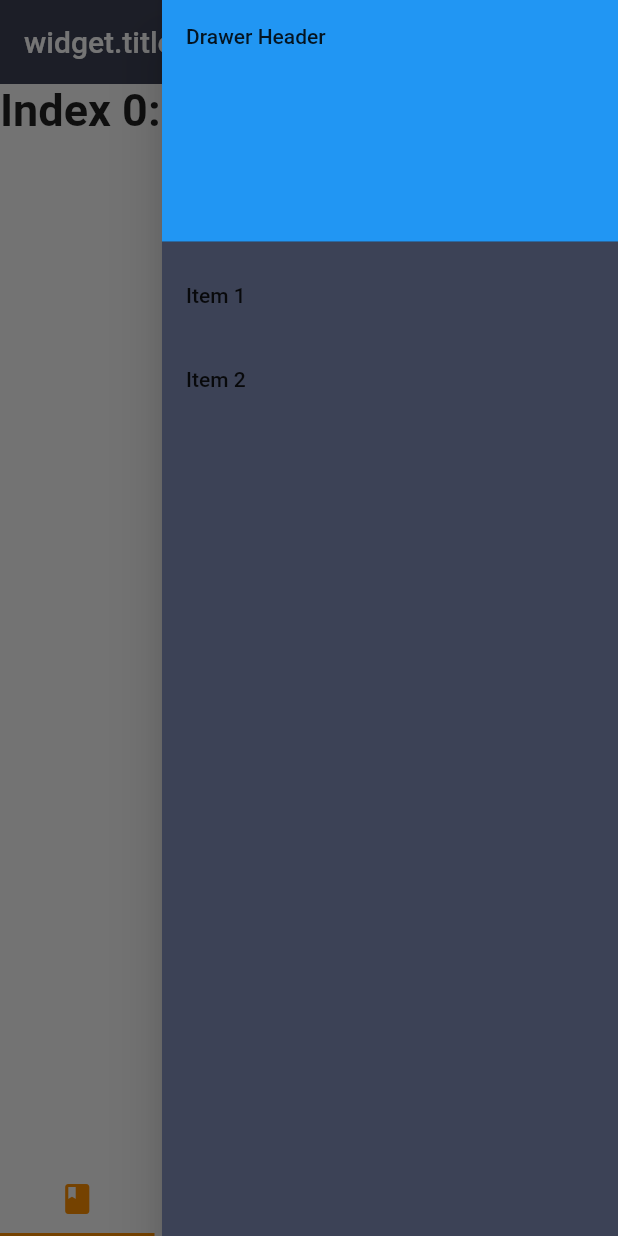
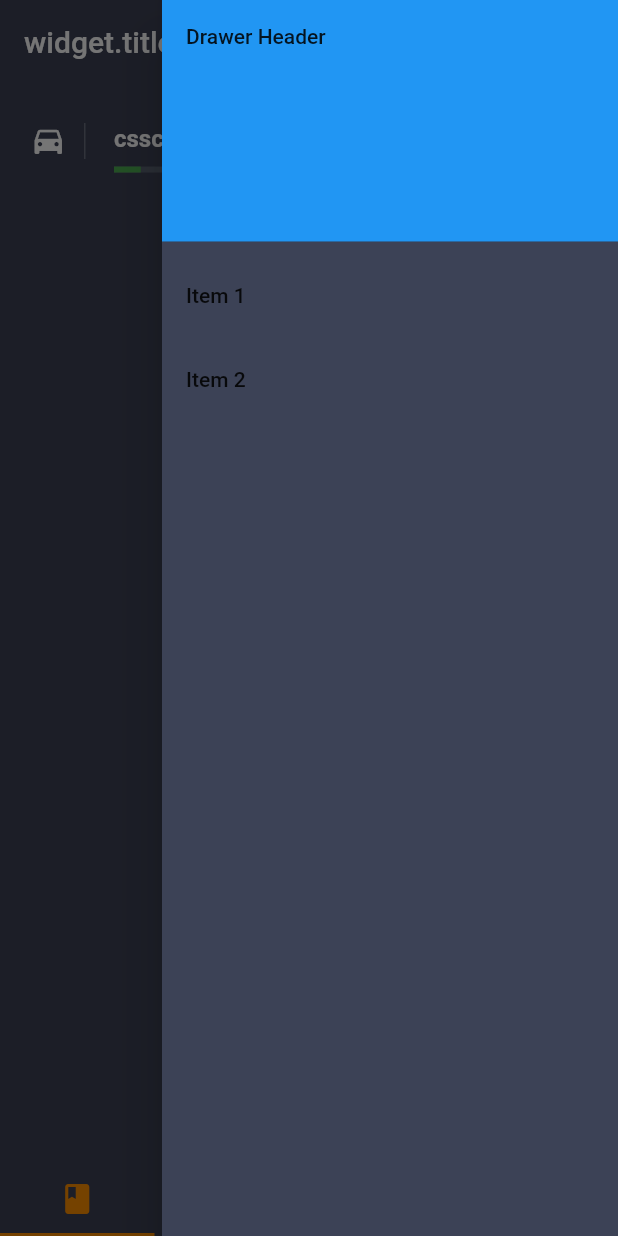
Before and after one commit to hofovea/Flutter-Internship, a Flutter app: the screen it shows after launch, with the side drawer open, on a phone screen of 412 x 824 dp. Run offline on Flutter 3.47's test engine with Material 2 defaults, Android fonts, the phone set to English and light mode, and no system bars; our stand-ins replace freezed_annotation.

Commit message:
feat: added models, design, read/write

```diff
--- a/task2/lib/main.dart
+++ b/task2/lib/main.dart
@@ -1,3 +1,7 @@
+import 'package:driver_lessons_app/models/lesson/lesson.dart';
+import 'package:driver_lessons_app/widgets/bottom_tab_bar.dart';
+import 'package:driver_lessons_app/widgets/lesson_tile.dart';
+import 'package:driver_lessons_app/widgets/options_drawer.dart';
 import 'package:flutter/cupertino.dart';
 import 'package:flutter/material.dart';
 
@@ -8,13 +12,11 @@ void main() {
 class MyApp extends StatelessWidget {
   const MyApp({super.key});
 
-  final String _title = "App title";
-
   @override
   Widget build(BuildContext context) {
-    return MaterialApp(
-      title: _title,
-      home: const MyStatefulWidget(),
+    return const MaterialApp(
+      title: "_title",
+      home: MyStatefulWidget(),
     );
   }
 }
@@ -27,34 +29,50 @@ class MyStatefulWidget extends StatefulWidget {
 }
 
 class _MyStatefulWidgetState extends State<MyStatefulWidget> {
-  int _selectedIndex = 0;
+  static const int _selectedIndex = 0;
+  static List<Lesson> lessons = [
+    const Lesson(
+        title: "tt",
+        level: "begginer",
+        levelIndicator: 0.33,
+        price: 23,
+        content: "csscs",
+        iconName: "")
+  ];
   static const Color _backgroundColor = Color.fromRGBO(60, 66, 86, 1);
   static final _bottomMenuSelectedItemColor = Colors.amber[800];
   static const _bottomMenuItemColor = Color.fromRGBO(190, 190, 190, 1);
   static const TextStyle optionStyle =
       TextStyle(fontSize: 30, fontWeight: FontWeight.bold);
-  static const List<Widget> _widgetOptions = <Widget>[
-    Text(
-      'Index 0: Home',
+  final List<Widget> _widgetOptions = <Widget>[
+    RefreshIndicator(
+      onRefresh: () async {
+
+      },
+      child: ListView.builder(
+        itemCount: lessons.length,
+        itemBuilder: (BuildContext context, int index) {
+          return LessonTile(lesson: lessons[index]);
+        },
+      ),
+    ),
+    const Text(
+      'Not implemented',
       style: optionStyle,
     ),
-    Text(
-      'Index 1: Business',
+    const Text(
+      'Not implemented',
       style: optionStyle,
     ),
-    Text(
-      'Index 2: School',
-      style: optionStyle,
-    ),
-    Text(
-      'Index 3: Settings',
+    const Text(
+      'Not implemented',
       style: optionStyle,
     ),
   ];
 
   void _onItemTapped(int index) {
     setState(() {
-      _selectedIndex = index;
+      //_selectedIndex = index;
     });
   }
 
@@ -63,118 +81,22 @@ class _MyStatefulWidgetState extends State<MyStatefulWidget> {
     return DefaultTabController(
         length: 4,
         child: Scaffold(
+            backgroundColor: _backgroundColor,
             appBar: AppBar(
               elevation: 0,
               backgroundColor: _backgroundColor,
               title: Text("widget.title"),
             ),
-            endDrawer: Drawer(
-              backgroundColor: _backgroundColor,
-              child: ListView(
-                padding: EdgeInsets.zero,
-                children: [
-                  const DrawerHeader(
-                    decoration: BoxDecoration(
-                      color: Colors.blue,
-                    ),
-                    child: Text('Drawer Header'),
-                  ),
-                  ListTile(
-                    title: const Text('Item 1'),
-                    onTap: () {
-                      // Update the state of the app
-                      // ...
-                      // Then close the drawer
-                      Navigator.pop(context);
-                    },
-                  ),
-                  ListTile(
-                    title: const Text('Item 2'),
-                    onTap: () {
-                      // Update the state of the app
-                      // ...
-                      // Then close the drawer
-                      Navigator.pop(context);
-                    },
-                  ),
-                ],
-              ),
-            ),
-            body: const Center(
+            endDrawer: const OptionsDrawer(backgroundColor: _backgroundColor),
+            body: Center(
               child: TabBarView(
                 children: _widgetOptions,
               ),
             ),
             bottomNavigationBar: SafeArea(
-              child: TabBar(
-                unselectedLabelColor: _bottomMenuItemColor,
-                labelColor: _bottomMenuSelectedItemColor,
-                indicatorColor: _bottomMenuSelectedItemColor,
-                onTap: (index) {},
-                tabs: const [
-                  Tab(icon: Icon(Icons.book)),
-                  Tab(icon: Icon(Icons.calendar_month_sharp)),
-                  Tab(icon: Icon(Icons.drive_folder_upload)),
-                  Tab(icon: Icon(Icons.person)),
-                ],
-              ),
+              child: BottomTabBar(
+                  bottomMenuItemColor: _bottomMenuItemColor,
+                  bottomMenuSelectedItemColor: _bottomMenuSelectedItemColor),
             )));
-    // return DefaultTabController(
-    //   length: 4,
-    //   child: Scaffold(
-    //       appBar: AppBar(
-    //         title: const Text('BottomNavigationBar Sample'),
-    //         backgroundColor: _backgroundColor,
-    //       ),
-
-    //       body: const Center(
-    //           child: TabBarView(
-    //               children:
-    //                   _widgetOptions) // _widgetOptions.elementAt(_selectedIndex),
-    //           ),
-    //       bottomNavigationBar: const TabBar(
-    //         tabs: [
-    //           Tab(icon: Icon(Icons.directions_car)),
-    //           Tab(icon: Icon(Icons.directions_transit)),
-    //           Tab(icon: Icon(Icons.directions_bike)),
-    //           Tab(icon: Icon(Icons.directions_bike)),
-    //         ],
-    //       )),
-    //   // bottomNavigationBar: BottomNavigationBar(
-    //   //   type: BottomNavigationBarType.fixed,
-    //   //   showSelectedLabels: false,
-    //   //   showUnselectedLabels: false,
-    //   //   items: const <BottomNavigationBarItem>[
-    //   //     BottomNavigationBarItem(
-    //   //       icon: Icon(Icons.book),
-    //   //       label: '',
-    //   //       // backgroundColor: Colors.black,
-    //   //     ),
-    //   //     BottomNavigationBarItem(
-    //   //       icon: Icon(
-    //   //         Icons.calendar_month_sharp,
-    //   //         size: 36,
-    //   //       ),
-    //   //       label: '',
-    //   //       //backgroundColor: Colors.black,
-    //   //     ),
-    //   //     BottomNavigationBarItem(
-    //   //       icon: Icon(Icons.drive_folder_upload, size: 36),
-    //   //       label: '',
-    //   //       // backgroundColor: Colors.purple,
-    //   //     ),
-    //   //     BottomNavigationBarItem(
-    //   //       icon: Icon(Icons.person),
-    //   //       label: '______',
-    //   //       //backgroundColor: Colors.black,
-    //   //     ),
-    //   //   ],
-    //   //   currentIndex: _selectedIndex,
-    //   //   backgroundColor: _backgroundColor,
-    //   //   unselectedItemColor: _bottomMenuItemColor,
-    //   //   selectedItemColor: _bottomMenuSelectedItemColor,
-    //   //   onTap: _onItemTapped,
-    //   // ),
-    // );
   }
 }
--- /dev/null
+++ b/task2/lib/models/lesson/lesson.dart
@@ -0,0 +1,18 @@
+import 'package:freezed_annotation/freezed_annotation.dart';
+
+part 'lesson.freezed.dart';
+
+part 'lesson.g.dart';
+
+@freezed
+class Lesson with _$Lesson {
+  const factory Lesson(
+      {required String title,
+      required String level,
+      required double levelIndicator,
+      required int price,
+      required String content,
+      required String iconName}) = _Lesson;
+
+  factory Lesson.fromJson(Map<String, Object?> json) => _$LessonFromJson(json);
+}
--- /dev/null
+++ b/task2/lib/models/lessons_icons.dart
@@ -0,0 +1,39 @@
+/// Flutter icons LessonsIcons
+/// Copyright (C) 2022 by original authors @ fluttericon.com, fontello.com
+/// This font was generated by FlutterIcon.com, which is derived from Fontello.
+///
+/// To use this font, place it in your fonts/ directory and include the
+/// following in your pubspec.yaml
+///
+/// flutter:
+///   fonts:
+///    - family:  LessonsIcons
+///      fonts:
+///       - asset: fonts/LessonsIcons.ttf
+///
+///
+/// * Material Design Icons, Copyright (C) Google, Inc
+///         Author:    Google
+///         License:   Apache 2.0 (https://www.apache.org/licenses/LICENSE-2.0)
+///         Homepage:  https://design.google.com/icons/
+/// * Iconic, Copyright (C) 2012 by P.J. Onori
+///         Author:    P.J. Onori
+///         License:   SIL (http://scripts.sil.org/OFL)
+///         Homepage:  http://somerandomdude.com/work/iconic/
+/// * RPG Awesome, Copyright (c) 2014, Daniela Howe
+///         Author:    Daniela Howe & Ivan Montiel
+///         License:   SIL (http://scripts.sil.org/OFL)
+///         Homepage:  http://nagoshiashumari.github.io/Rpg-Awesome/
+///
+import 'package:flutter/widgets.dart';
+
+class LessonsIcons {
+  LessonsIcons._();
+
+  static const _kFontFam = 'LessonsIcons';
+  static const String? _kFontPkg = null;
+
+  static const IconData directions_car = IconData(0xe800, fontFamily: _kFontFam, fontPackage: _kFontPkg);
+  static const IconData steering_wheel = IconData(0xe801, fontFamily: _kFontFam, fontPackage: _kFontPkg);
+  static const IconData repair = IconData(0xea7f, fontFamily: _kFontFam, fontPackage: _kFontPkg);
+}
--- /dev/null
+++ b/task2/lib/widgets/bottom_tab_bar.dart
@@ -0,0 +1,31 @@
+import 'package:flutter/cupertino.dart';
+import 'package:flutter/material.dart';
+
+class BottomTabBar extends StatelessWidget {
+  const BottomTabBar({
+    Key? key,
+    required Color bottomMenuItemColor,
+    required Color? bottomMenuSelectedItemColor,
+  })  : _bottomMenuItemColor = bottomMenuItemColor,
+        _bottomMenuSelectedItemColor = bottomMenuSelectedItemColor,
+        super(key: key);
+
+  final Color _bottomMenuItemColor;
+  final Color? _bottomMenuSelectedItemColor;
+
+  @override
+  Widget build(BuildContext context) {
+    return TabBar(
+      unselectedLabelColor: _bottomMenuItemColor,
+      labelColor: _bottomMenuSelectedItemColor,
+      indicatorColor: _bottomMenuSelectedItemColor,
+      onTap: (index) {},
+      tabs: const [
+        Tab(icon: Icon(Icons.book)),
+        Tab(icon: Icon(Icons.calendar_month_sharp)),
+        Tab(icon: Icon(Icons.drive_folder_upload)),
+        Tab(icon: Icon(Icons.person)),
+      ],
+    );
+  }
+}
--- /dev/null
+++ b/task2/lib/widgets/lesson_tile.dart
@@ -0,0 +1,54 @@
+import 'package:driver_lessons_app/models/lesson/lesson.dart';
+import 'package:driver_lessons_app/models/lessons_icons.dart';
+import 'package:flutter/cupertino.dart';
+import 'package:flutter/material.dart';
+
+class LessonTile extends StatelessWidget {
+  final Lesson lesson;
+
+  const LessonTile({Key? key, required this.lesson}) : super(key: key);
+
+  @override
+  Widget build(BuildContext context) {
+    return ListTile(
+        onTap: () {},
+        contentPadding:
+            const EdgeInsets.symmetric(horizontal: 20.0, vertical: 10.0),
+        leading: Container(
+          padding: const EdgeInsets.only(right: 12.0),
+          decoration: const BoxDecoration(
+              border:
+                  Border(right: BorderSide(width: 1.0, color: Colors.white24))),
+          child: const Icon(LessonsIcons.directions_car, color: Colors.white),
+        ),
+        title: Text(
+          lesson.content,
+          style:
+              const TextStyle(color: Colors.white, fontWeight: FontWeight.bold),
+        ),
+        // subtitle: Text("Intermediate", style: TextStyle(color: Colors.white)),
+
+        subtitle: Row(
+          children: <Widget>[
+            Expanded(
+                flex: 1,
+                child: Container(
+                  // tag: 'hero',
+                  child: LinearProgressIndicator(
+                      backgroundColor: Color.fromRGBO(209, 224, 224, 0.2),
+                      value: lesson.levelIndicator,
+                      valueColor: const AlwaysStoppedAnimation(Colors.green)),
+                )),
+            Expanded(
+              flex: 4,
+              child: Padding(
+                  padding: EdgeInsets.only(left: 10.0),
+                  child: Text(lesson.level,
+                      style: TextStyle(color: Colors.white))),
+            )
+          ],
+        ),
+        trailing: const Icon(Icons.keyboard_arrow_right,
+            color: Colors.white, size: 30.0));
+  }
+}
--- /dev/null
+++ b/task2/lib/widgets/options_drawer.dart
@@ -0,0 +1,46 @@
+import 'package:flutter/material.dart';
+
+class OptionsDrawer extends StatelessWidget {
+  const OptionsDrawer({
+    Key? key,
+    required Color backgroundColor,
+  }) : _backgroundColor = backgroundColor, super(key: key);
+
+  final Color _backgroundColor;
+
+  @override
+  Widget build(BuildContext context) {
+    return Drawer(
+      backgroundColor: _backgroundColor,
+      child: ListView(
+        padding: EdgeInsets.zero,
+        children: [
+          const DrawerHeader(
+            decoration: BoxDecoration(
+              color: Colors.blue,
+            ),
+            child: Text('Drawer Header'),
+          ),
+          ListTile(
+            title: const Text('Item 1'),
+            onTap: () {
+              // Update the state of the app
+              // ...
+              // Then close the drawer
+              Navigator.pop(context);
+            },
+          ),
+          ListTile(
+            title: const Text('Item 2'),
+            onTap: () {
+              // Update the state of the app
+              // ...
+              // Then close the drawer
+              Navigator.pop(context);
+            },
+          ),
+        ],
+      ),
+    );
+  }
+}
```
Also changed, not shown: task2/fonts/flutter-icons-13c79c17/config.json (added, +28 -0 lines), task2/fonts/flutter-icons-13c79c17/lessons_icons_icons.dart (added, +39 -0 lines), task2/lib/models/data_service.dart (added, +59 -0 lines), task2/pubspec.yaml (+23 -17 lines), task2/fonts/LessonsIcons.ttf (added), task2/fonts/flutter-icons-13c79c17/fonts/LessonsIcons.ttf (added), task2/lib/models/lesson/lesson.freezed.dart (added), task2/lib/models/lesson/lesson.g.dart (added), task2/pubspec.lock, 4 other files.
